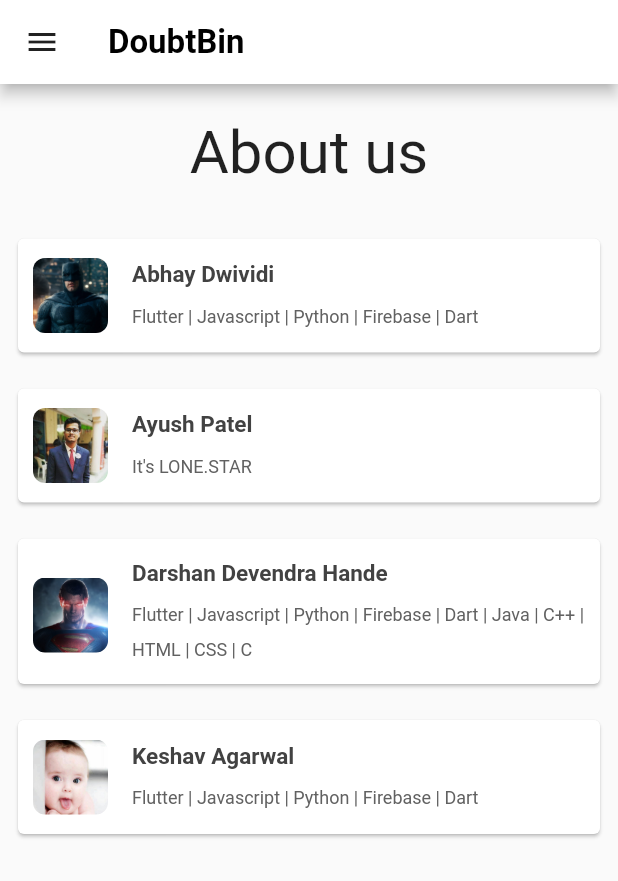
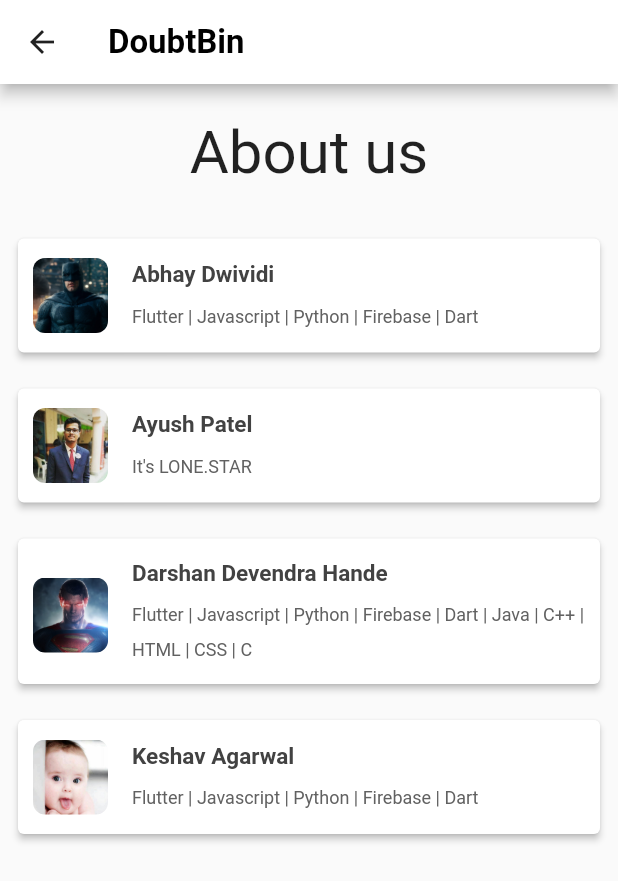
Before and after one commit to s2ke4/DoubtBin, a Flutter app: the screen it shows once a user with an empty profile is signed in, in the side drawer, after a tap on "About us", on a phone screen of 412 x 824 dp. Shown: the top 881 px of the screen. Run offline on Flutter 3.47's test engine with Material 2 defaults, Android fonts, the phone set to English and light mode, and no system bars; our stand-ins replace firebase_auth, firebase_core, flutter_speed_dial, flutter_svg, google_sign_in; accounts and stored records are empty.

Commit message:
navbar(about us), home(appBar.dart), files

```diff
--- a/lib/pages/aboutus/aboutudcard.dart
+++ b/lib/pages/aboutus/aboutudcard.dart
@@ -14,7 +14,7 @@ class AboutUsCard extends StatelessWidget {
   Widget build(BuildContext context) {
     return Card(
       margin: EdgeInsets.all(12),
-      elevation: 1,
+      elevation: 2,
       child: ListTile(
         onTap: () => Navigator.push(context,MaterialPageRoute(builder:(context)=>DevInfo(dev: dev))),
         contentPadding: EdgeInsets.all(10),
--- a/lib/pages/aboutus/aboutus.dart
+++ b/lib/pages/aboutus/aboutus.dart
@@ -23,7 +23,6 @@ class _AboutUsState extends State<AboutUs> {
   Widget build(BuildContext context) {
     return Scaffold(
       appBar: appBar(),
-      drawer: BurgerMenu(),
       body: SafeArea(
         child: Column(
           children: <Widget>[
--- a/lib/pages/home/binCard.dart
+++ b/lib/pages/home/binCard.dart
@@ -1,5 +1,5 @@
 import 'package:flutter/material.dart';
-import 'bin.dart';
+import '../../model/bin.dart';
 
 class BinCard extends StatelessWidget {
   final Bin bin;
--- a/lib/pages/home/floatingactionbutton.dart
+++ b/lib/pages/home/floatingbutton/floatingactionbutton.dart
@@ -1,5 +1,5 @@
-import 'package:doubtbin/pages/home/createRoom.dart';
-import 'package:doubtbin/pages/home/joinRoom.dart';
+import 'file:///C:/Users/inayu/Desktop/steps/Apps/doubtbin/lib/pages/home/floatingbutton/createRoom.dart';
+import 'file:///C:/Users/inayu/Desktop/steps/Apps/doubtbin/lib/pages/home/floatingbutton/joinRoom.dart';
 import 'package:flutter/cupertino.dart';
 import 'package:flutter/material.dart';
 import 'package:flutter_speed_dial/flutter_speed_dial.dart';
--- a/lib/pages/home/home.dart
+++ b/lib/pages/home/home.dart
@@ -1,7 +1,8 @@
+import 'package:doubtbin/shared/appBar.dart';
 import 'package:flutter/material.dart';
 import 'burgermenu/burgermenu.dart';
-import 'floatingactionbutton.dart';
-import 'bin.dart';
+import 'floatingbutton/floatingactionbutton.dart';
+import '../../model/bin.dart';
 import 'binCard.dart';
 
 class Home extends StatefulWidget {
@@ -34,19 +35,7 @@ class _HomeState extends State<Home> {
   @override
   Widget build(BuildContext context) {
     return Scaffold(
-      appBar: AppBar(
-        elevation: 4,
-        backgroundColor: Colors.white,
-        iconTheme: IconThemeData(color: Colors.black),
-        title: Text(
-          "DoubtBin",
-          style: TextStyle(
-            fontSize: 22,
-            color: Colors.black,
-            fontWeight: FontWeight.w600,
-          ),
-        ),
-      ),
+      appBar: appBar(),
       drawer: BurgerMenu(),
       body: ListView(
         scrollDirection: Axis.vertical,
```
Also changed, not shown: lib/model/bin.dart (renamed from lib/pages/home/bin.dart), lib/pages/home/floatingbutton/createRoom.dart (renamed from lib/pages/home/createRoom.dart), lib/pages/home/floatingbutton/joinRoom.dart (renamed from lib/pages/home/joinRoom.dart).
